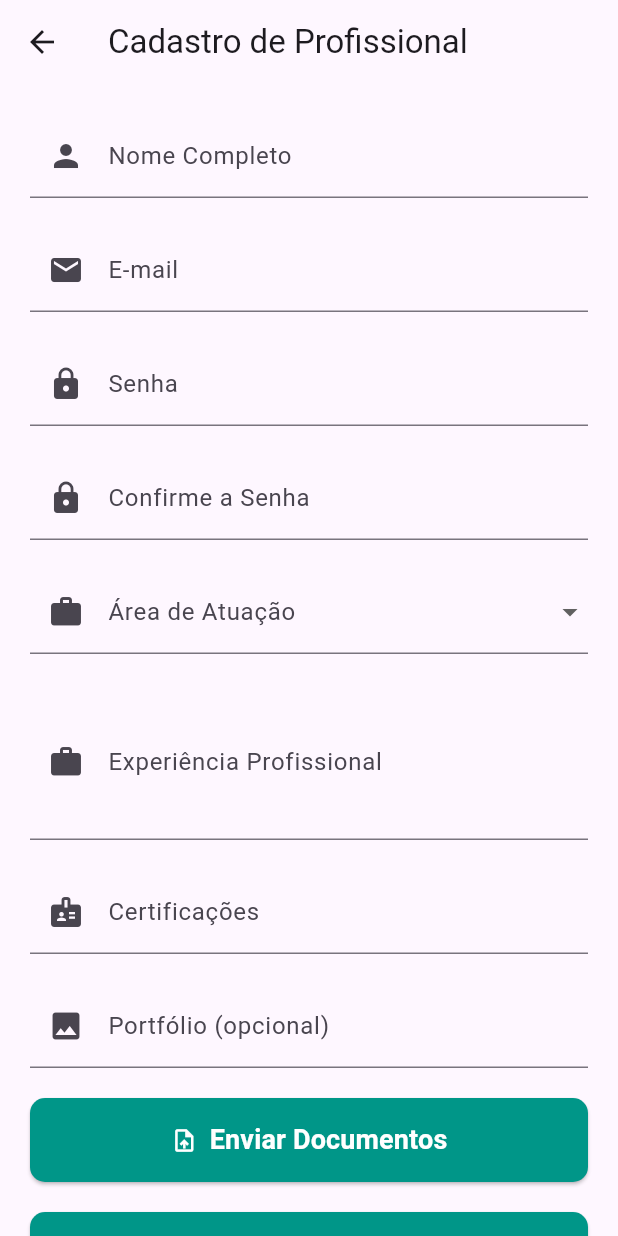
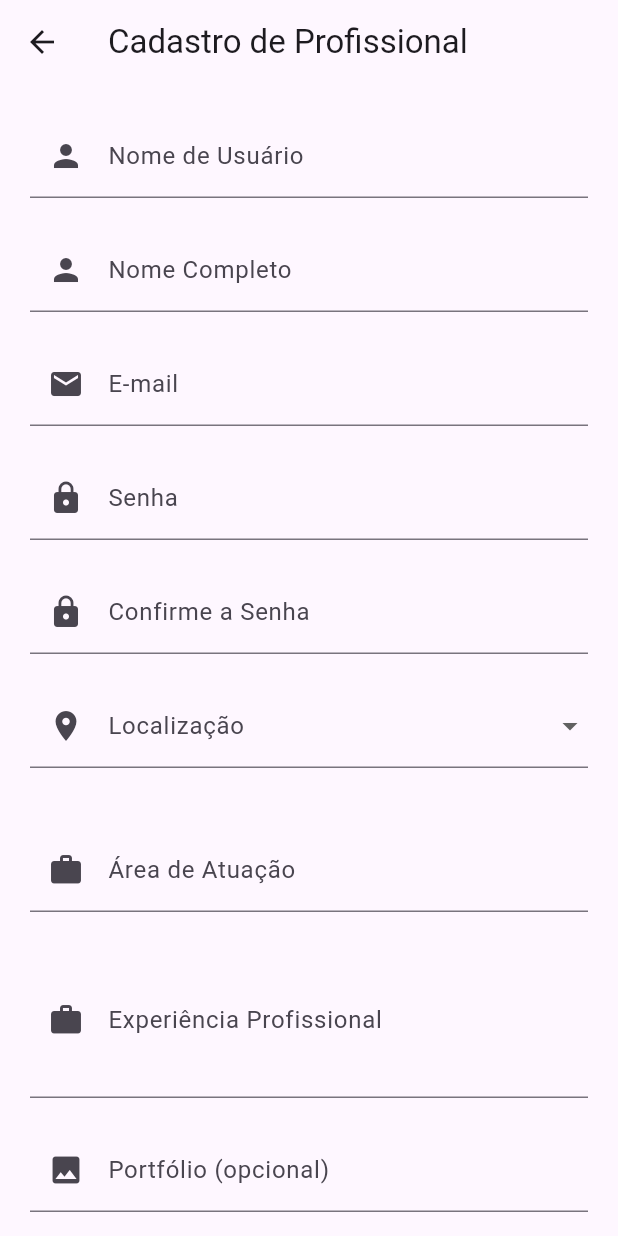
Before and after one commit to allen-21/sistema_de_prestacao_de_servicos_domesticos_front_end, a Flutter app: the TelaCadastroProfissional screen opened directly, on a phone screen of 412 x 824 dp. Run offline on Flutter 3.47's test engine with Material 3 defaults, Android fonts, the phone set to English and light mode, and no system bars.

Commit message:
Update tela_cadastro_profissional.dart

```diff
--- a/lib/view/tela_cadastro_profissional.dart
+++ b/lib/view/tela_cadastro_profissional.dart
@@ -1,6 +1,26 @@
 import 'package:flutter/material.dart';
 
-class TelaCadastroProfissional extends StatelessWidget {
+class TelaCadastroProfissional extends StatefulWidget {
+  @override
+  _TelaCadastroProfissionalState createState() =>
+      _TelaCadastroProfissionalState();
+}
+
+class _TelaCadastroProfissionalState extends State<TelaCadastroProfissional> {
+  String? _selectedLocation = null;
+
+  final List<String> locations = [
+    'Maputo Cidade',
+    'Maputo Província',
+  ];
+
+  final Map<String, List<String>> districts = {
+    'Maputo Cidade': ['KaMpfumo', 'KaMaxaquene', 'KaMavota', 'KaMubukwana'],
+    'Maputo Província': ['Manhiça', 'Matola', 'Boane', 'Namaacha'],
+  };
+
+  String? _selectedDistrict = null;
+
   @override
   Widget build(BuildContext context) {
     return Scaffold(
@@ -13,6 +33,13 @@ class TelaCadastroProfissional extends StatelessWidget {
           child: Column(
             crossAxisAlignment: CrossAxisAlignment.stretch,
             children: <Widget>[
+              TextFormField(
+                decoration: InputDecoration(
+                  labelText: 'Nome de Usuário',
+                  prefixIcon: Icon(Icons.person),
+                ),
+              ),
+              SizedBox(height: 20),
               TextFormField(
                 decoration: InputDecoration(
                   labelText: 'Nome Completo',
@@ -45,23 +72,49 @@ class TelaCadastroProfissional extends StatelessWidget {
               SizedBox(height: 20),
               DropdownButtonFormField<String>(
                 decoration: InputDecoration(
+                  labelText: 'Localização',
+                  prefixIcon: Icon(Icons.location_on),
+                ),
+                value: _selectedLocation,
+                items: locations.map((String location) {
+                  return DropdownMenuItem<String>(
+                    value: location,
+                    child: Text(location),
+                  );
+                }).toList(),
+                onChanged: (String? newValue) {
+                  setState(() {
+                    _selectedLocation = newValue;
+                    _selectedDistrict = null;
+                  });
+                },
+              ),
+              SizedBox(height: 20),
+              if (_selectedLocation != null)
+                DropdownButtonFormField<String>(
+                  decoration: InputDecoration(
+                    labelText: 'Distrito',
+                    prefixIcon: Icon(Icons.location_city),
+                  ),
+                  value: _selectedDistrict,
+                  items: districts[_selectedLocation!]!.map((String district) {
+                    return DropdownMenuItem<String>(
+                      value: district,
+                      child: Text(district),
+                    );
+                  }).toList(),
+                  onChanged: (String? newValue) {
+                    setState(() {
+                      _selectedDistrict = newValue;
+                    });
+                  },
+                ),
+              SizedBox(height: 20),
+              TextFormField(
+                decoration: InputDecoration(
                   labelText: 'Área de Atuação',
                   prefixIcon: Icon(Icons.work),
                 ),
-                items: <String>[
-                  'Limpeza',
-                  'Jardinagem',
-                  'Encanamento',
-                  'Eletricidade',
-                  'Reparos Gerais',
-                  'Outro',
-                ].map<DropdownMenuItem<String>>((String value) {
-                  return DropdownMenuItem<String>(
-                    value: value,
-                    child: Text(value),
-                  );
-                }).toList(),
-                onChanged: (String? newValue) {},
               ),
               SizedBox(height: 20),
               TextFormField(
@@ -70,13 +123,6 @@ class TelaCadastroProfissional extends StatelessWidget {
                   prefixIcon: Icon(Icons.work),
                 ),
                 maxLines: 3,
-              ),
-              SizedBox(height: 20),
-              TextFormField(
-                decoration: InputDecoration(
-                  labelText: 'Certificações',
-                  prefixIcon: Icon(Icons.badge),
-                ),
               ),
               SizedBox(height: 20),
               TextFormField(
```
